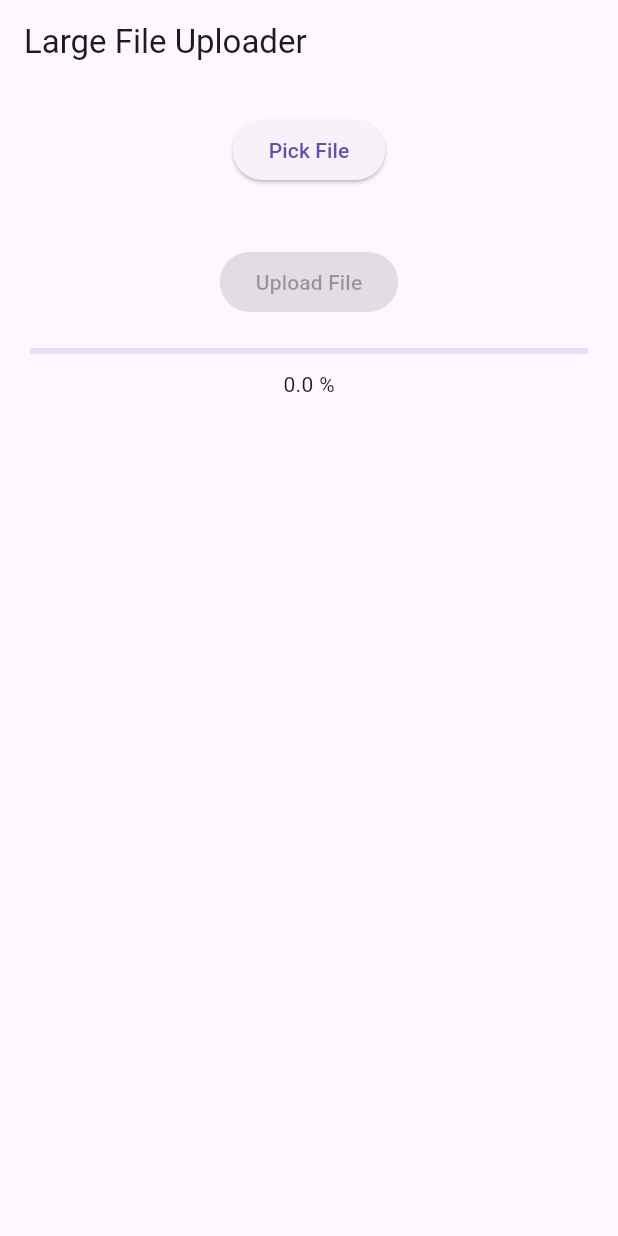
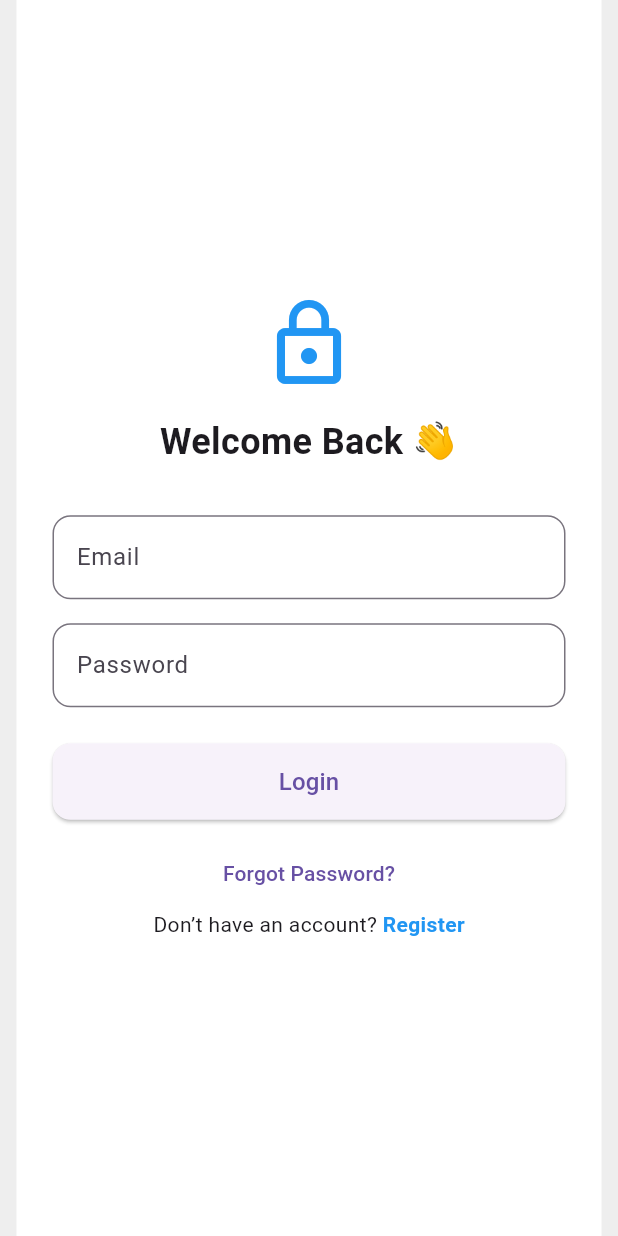
Before and after one commit to ChandraChaan/om_videos, a Flutter app: the screen it shows after launch, on a phone screen of 412 x 824 dp. Run offline on Flutter 3.47's test engine with Material 3 defaults, Android fonts, the phone set to English and light mode, and no system bars; our stand-ins replace cached_network_image, chewie, dio, video_player.

Commit message:
added some ui

```diff
--- a/lib/main.dart
+++ b/lib/main.dart
@@ -1,102 +1,121 @@
+// import 'package:flutter/material.dart';
+// import 'package:om_videos/services/upload_service.dart';
+// import 'screens/video_player_screen.dart';
+// import 'dart:io';
+// import 'package:file_picker/file_picker.dart';
+//
+// void main() {
+//   runApp(const OmVideosApp());
+// }
+//
+// class OmVideosApp extends StatelessWidget {
+//   const OmVideosApp({super.key});
+//
+//   @override
+//   Widget build(BuildContext context) {
+//     return MaterialApp(
+//       title: 'OM Videos',
+//       debugShowCheckedModeBanner: false,
+//       theme: ThemeData(
+//         primarySwatch: Colors.deepOrange,
+//       ),
+//       initialRoute: '/',
+//       routes: {
+//         '/': (context) => LargeFileUploader(),
+//         VideoPlayerScreen.routeName: (context) => const VideoPlayerScreen(),
+//       },
+//     );
+//   }
+// }
+//
+// class LargeFileUploader extends StatefulWidget {
+//   const LargeFileUploader({super.key});
+//
+//   @override
+//   _LargeFileUploaderState createState() => _LargeFileUploaderState();
+// }
+//
+// class _LargeFileUploaderState extends State<LargeFileUploader> {
+//
+//   File? _file;
+//   double _progress = 0.0;
+//
+//   final uploader = ResumableUploader(
+//     baseUrl: 'https://omorals.com/php_server',
+//   );
+//
+//   Future<void> startUpload() async {
+//     await uploader.uploadFile(_file!);
+//   }
+//
+//
+//   Future<void> pickFile() async {
+//     FilePickerResult? result = await FilePicker.platform.pickFiles();
+//
+//     if (result != null && result.files.single.path != null) {
+//       setState(() {
+//         _file = File(result.files.single.path!);
+//         _progress = 0;
+//       });
+//     }
+//   }
+//
+//
+//   @override
+//   Widget build(BuildContext context) {
+//     return Scaffold(
+//       appBar: AppBar(title: Text('Large File Uploader')),
+//       body: Padding(
+//         padding: EdgeInsets.all(20),
+//         child: Column(
+//           children: [
+//             ElevatedButton(onPressed: pickFile, child: Text('Pick File')),
+//             SizedBox(height: 20),
+//             if (_file != null) Text('File: ${_file!.path.split('/').last}'),
+//             SizedBox(height: 20),
+//             ElevatedButton(
+//               onPressed: (_file == null)
+//                   ? null
+//                   : () async {
+//                 try {
+//                   await startUpload();
+//                   ScaffoldMessenger.of(context).showSnackBar(
+//                     SnackBar(content: Text('Upload Complete')),
+//                   );
+//                 } catch (e) {
+//                   ScaffoldMessenger.of(context).showSnackBar(
+//                     SnackBar(content: Text('Upload failed: $e')),
+//                   );
+//                 }
+//               },
+//               child: Text('Upload File'),
+//             ),
+//             SizedBox(height: 20),
+//             LinearProgressIndicator(value: _progress),
+//             SizedBox(height: 10),
+//             Text('${(_progress * 100).toStringAsFixed(1)} %'),
+//           ],
+//         ),
+//       ),
+//     );
+//   }
+// }
+
 import 'package:flutter/material.dart';
-import 'package:om_videos/services/upload_service.dart';
-import 'screens/video_player_screen.dart';
-import 'dart:io';
-import 'package:file_picker/file_picker.dart';
+import 'package:om_videos/screens/login_page.dart';
 
 void main() {
-  runApp(const OmVideosApp());
+  runApp(const MyApp());
 }
 
-class OmVideosApp extends StatelessWidget {
-  const OmVideosApp({super.key});
+class MyApp extends StatelessWidget {
+  const MyApp({super.key});
 
   @override
   Widget build(BuildContext context) {
     return MaterialApp(
-      title: 'OM Videos',
       debugShowCheckedModeBanner: false,
-      theme: ThemeData(
-        primarySwatch: Colors.deepOrange,
-      ),
-      initialRoute: '/',
-      routes: {
-        '/': (context) => LargeFileUploader(),
-        VideoPlayerScreen.routeName: (context) => const VideoPlayerScreen(),
-      },
+      home: const MyLoginPage(),
     );
   }
 }
-
-class LargeFileUploader extends StatefulWidget {
-  const LargeFileUploader({super.key});
-
-  @override
-  _LargeFileUploaderState createState() => _LargeFileUploaderState();
-}
-
-class _LargeFileUploaderState extends State<LargeFileUploader> {
-
-  File? _file;
-  double _progress = 0.0;
-
-  final uploader = ResumableUploader(
-    baseUrl: 'https://omorals.com/php_server',
-  );
-
-  Future<void> startUpload() async {
-    await uploader.uploadFile(_file!);
-  }
-
-
-  Future<void> pickFile() async {
-    FilePickerResult? result = await FilePicker.platform.pickFiles();
-
-    if (result != null && result.files.single.path != null) {
-      setState(() {
-        _file = File(result.files.single.path!);
-        _progress = 0;
-      });
-    }
-  }
-
-
-  @override
-  Widget build(BuildContext context) {
-    return Scaffold(
-      appBar: AppBar(title: Text('Large File Uploader')),
-      body: Padding(
-        padding: EdgeInsets.all(20),
-        child: Column(
-          children: [
-            ElevatedButton(onPressed: pickFile, child: Text('Pick File')),
-            SizedBox(height: 20),
-            if (_file != null) Text('File: ${_file!.path.split('/').last}'),
-            SizedBox(height: 20),
-            ElevatedButton(
-              onPressed: (_file == null)
-                  ? null
-                  : () async {
-                try {
-                  await startUpload();
-                  ScaffoldMessenger.of(context).showSnackBar(
-                    SnackBar(content: Text('Upload Complete')),
-                  );
-                } catch (e) {
-                  ScaffoldMessenger.of(context).showSnackBar(
-                    SnackBar(content: Text('Upload failed: $e')),
-                  );
-                }
-              },
-              child: Text('Upload File'),
-            ),
-            SizedBox(height: 20),
-            LinearProgressIndicator(value: _progress),
-            SizedBox(height: 10),
-            Text('${(_progress * 100).toStringAsFixed(1)} %'),
-          ],
-        ),
-      ),
-    );
-  }
-}
--- /dev/null
+++ b/lib/screens/login_page.dart
@@ -0,0 +1,95 @@
+import 'package:flutter/material.dart';
+
+import '../widgets/mobile_frame.dart';
+
+class MyLoginPage extends StatelessWidget {
+  const MyLoginPage({super.key});
+
+  @override
+  Widget build(BuildContext context) {
+    return MobileFrame(
+      child: Scaffold(
+        backgroundColor: Colors.white,
+        body: Padding(
+          padding: const EdgeInsets.all(24.0),
+          child: Column(
+            mainAxisAlignment: MainAxisAlignment.center,
+            crossAxisAlignment: CrossAxisAlignment.stretch,
+            children: [
+              // App Logo / Title
+              const Icon(Icons.lock_outline, size: 64, color: Colors.blue),
+              const SizedBox(height: 16),
+              const Text(
+                "Welcome Back 👋",
+                textAlign: TextAlign.center,
+                style: TextStyle(fontSize: 24, fontWeight: FontWeight.bold),
+              ),
+              const SizedBox(height: 32),
+
+              // Email
+              TextField(
+                decoration: InputDecoration(
+                  labelText: "Email",
+                  border: OutlineInputBorder(
+                    borderRadius: BorderRadius.circular(12),
+                  ),
+                ),
+              ),
+              const SizedBox(height: 16),
+
+              // Password
+              TextField(
+                obscureText: true,
+                decoration: InputDecoration(
+                  labelText: "Password",
+                  border: OutlineInputBorder(
+                    borderRadius: BorderRadius.circular(12),
+                  ),
+                ),
+              ),
+              const SizedBox(height: 24),
+
+              // Login Button
+              ElevatedButton(
+                style: ElevatedButton.styleFrom(
+                  padding: const EdgeInsets.symmetric(vertical: 14),
+                  shape: RoundedRectangleBorder(
+                    borderRadius: BorderRadius.circular(12),
+                  ),
+                ),
+                onPressed: () {},
+                child: const Text(
+                  "Login",
+                  style: TextStyle(fontSize: 16),
+                ),
+              ),
+              const SizedBox(height: 12),
+
+              // Forgot Password + Register
+              TextButton(
+                onPressed: () {},
+                child: const Text("Forgot Password?"),
+              ),
+              Row(
+                mainAxisAlignment: MainAxisAlignment.center,
+                children: [
+                  const Text("Don’t have an account? "),
+                  GestureDetector(
+                    onTap: () {},
+                    child: const Text(
+                      "Register",
+                      style: TextStyle(
+                        fontWeight: FontWeight.bold,
+                        color: Colors.blue,
+                      ),
+                    ),
+                  ),
+                ],
+              ),
+            ],
+          ),
+        ),
+      ),
+    );
+  }
+}
--- /dev/null
+++ b/lib/widgets/mobile_frame.dart
@@ -0,0 +1,32 @@
+import 'package:flutter/material.dart';
+
+class MobileFrame extends StatelessWidget {
+  final Widget child;
+  final double mobileWidth;
+
+  const MobileFrame({
+    super.key,
+    required this.child,
+    this.mobileWidth = 390, // iPhone 14 Pro width
+  });
+
+  @override
+  Widget build(BuildContext context) {
+    return LayoutBuilder(
+      builder: (context, constraints) {
+        if (constraints.maxWidth > mobileWidth) {
+          return Container(
+            color: Colors.grey.shade200, // Background outside frame
+            child: Center(
+              child: SizedBox(
+                width: mobileWidth,
+                child: child,
+              ),
+            ),
+          );
+        }
+        return child;
+      },
+    );
+  }
+}
```
Also changed, not shown: lib/services/api_service.dart (+48 -0 lines), lib/utils/constants.dart (added, +10 -0 lines), pubspec.yaml (+16 -3 lines), pubspec.lock.
